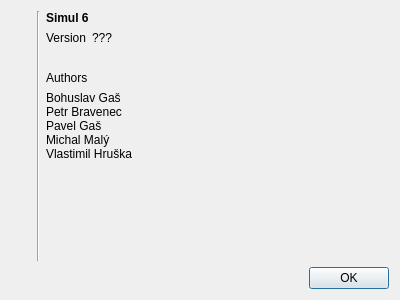
This is src/widgets/about.ui in hobrasoft/simul6 as Qt 5 draws it before an edit. The edited form follows.
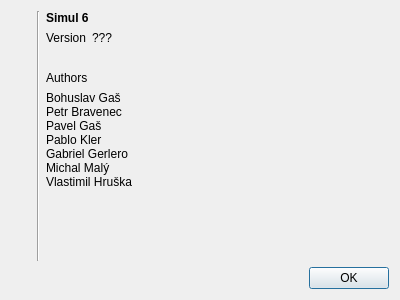
This is the edited form. Icons and pictures are not drawn.

Commit message: Little cleansing to have Engine.cpp more lucid

The edit to the form file:
```diff
--- a/src/widgets/about.ui
+++ b/src/widgets/about.ui
@@ -104,7 +104,7 @@
      <item>
       <widget class="QLabel" name="f_authors">
        <property name="text">
-        <string>&lt;html&gt;&lt;head/&gt;&lt;body&gt;&lt;p&gt;Bohuslav Gaš&lt;br/&gt;Petr Bravenec&lt;br/&gt;Pavel Gaš&lt;br/&gt;Michal Malý&lt;br/&gt;Vlastimil Hruška&lt;/p&gt;&lt;/body&gt;&lt;/html&gt;</string>
+        <string>&lt;html&gt;&lt;head/&gt;&lt;body&gt;&lt;p&gt;Bohuslav Gaš&lt;br/&gt;Petr Bravenec&lt;br/&gt;Pavel Gaš&lt;br/&gt;Pablo Kler&lt;br/&gt;Gabriel Gerlero&lt;br/&gt;Michal Malý&lt;br/&gt;Vlastimil Hruška&lt;/p&gt;&lt;/body&gt;&lt;/html&gt;</string>
        </property>
       </widget>
      </item>
```
The commit also changes 2 other files.
